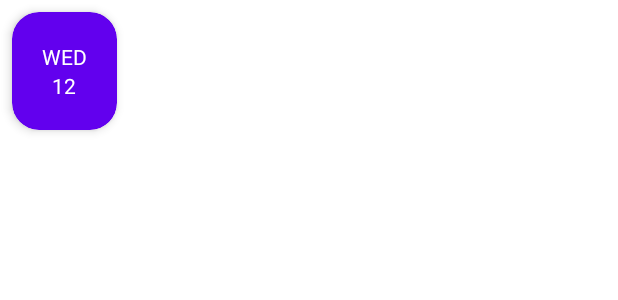
After one commit to sidsharma2002/Picnic, an Android app: the layout item_dates_heading.xml on its own in the app's theme, with its tools: preview values and no code run, on a phone screen of 412 x 824 dp. The commit adds this screen. Shown: the top 300 px of the screen. Run offline under Robolectric (Android 15) with nearby library versions, the phone set to English and light mode, and no system bars.

Commit message:
calendar date view working

```diff
--- a/app/src/main/java/com/example/picnic/screens/home/views/HomeScreenViewMvcImpl.java
+++ b/app/src/main/java/com/example/picnic/screens/home/views/HomeScreenViewMvcImpl.java
@@ -51,7 +51,7 @@ public class HomeScreenViewMvcImpl extends BaseObservable<HomeScreenViewMvc.List
 
     @Override
     public void onFetchingPhotos() {
-        loader.setVisibility(View.VISIBLE);
+        //loader.setVisibility(View.VISIBLE);
     }
 
     @Override
--- a/app/src/main/java/com/example/picnic/screens/main/MainActivity.java
+++ b/app/src/main/java/com/example/picnic/screens/main/MainActivity.java
@@ -20,7 +20,5 @@ public class MainActivity extends AppCompatActivity {
                     .replace(R.id.main_frag_container, new HomeFragment())
                     .commit();
         }
-
-        getWindow().setNavigationBarColor(getResources().getColor(R.color.black));
     }
 }
--- /dev/null
+++ b/app/src/main/res/layout/item_dates_heading.xml
@@ -0,0 +1,44 @@
+<?xml version="1.0" encoding="utf-8"?>
+<com.google.android.material.card.MaterialCardView xmlns:android="http://schemas.android.com/apk/res/android"
+    xmlns:app="http://schemas.android.com/apk/res-auto"
+    android:id="@+id/cv_dates_heading"
+    android:layout_width="wrap_content"
+    android:layout_height="wrap_content"
+    android:layout_margin="8dp"
+    android:clickable="true"
+    android:focusable="true"
+    app:cardBackgroundColor="?attr/colorPrimary"
+    app:cardCornerRadius="18dp"
+    app:cardElevation="4dp">
+
+    <LinearLayout
+        android:layout_width="wrap_content"
+        android:layout_height="wrap_content"
+        android:orientation="vertical"
+        android:padding="20dp">
+
+        <TextView
+            android:id="@+id/tv_day"
+            android:layout_width="wrap_content"
+            android:layout_height="wrap_content"
+            android:layout_gravity="center"
+            android:text="WED"
+            android:textColor="?attr/colorOnPrimary" />
+
+        <TextView
+            android:id="@+id/tv_date"
+            android:layout_width="wrap_content"
+            android:layout_height="wrap_content"
+            android:layout_gravity="center"
+            android:text="12"
+            android:textColor="?attr/colorOnPrimary" />
+
+        <View
+            android:id="@+id/ninja"
+            android:layout_width="100dp"
+            android:layout_height="0dp"
+            android:visibility="gone" />
+
+    </LinearLayout>
+
+</com.google.android.material.card.MaterialCardView>
--- a/app/src/main/res/values-night/themes.xml
+++ b/app/src/main/res/values-v27/themes.xml
@@ -1,16 +1,25 @@
-<resources xmlns:tools="http://schemas.android.com/tools">
-    <!-- Base application theme. -->
-    <style name="Theme.Picnic" parent="Theme.MaterialComponents.DayNight.DarkActionBar">
+<?xml version="1.0" encoding="utf-8"?>
+<resources>
+
+    <style name="Theme.Picnic" parent="Theme.MaterialComponents.DayNight.NoActionBar">
         <!-- Primary brand color. -->
-        <item name="colorPrimary">@color/purple_200</item>
+        <item name="colorPrimary">@color/purple_500</item>
         <item name="colorPrimaryVariant">@color/purple_700</item>
-        <item name="colorOnPrimary">@color/black</item>
+        <item name="colorOnPrimary">@color/white</item>
         <!-- Secondary brand color. -->
         <item name="colorSecondary">@color/teal_200</item>
-        <item name="colorSecondaryVariant">@color/teal_200</item>
+        <item name="colorSecondaryVariant">@color/teal_700</item>
         <item name="colorOnSecondary">@color/black</item>
-        <!-- Status bar color. -->
-        <item name="android:statusBarColor">?attr/colorPrimaryVariant</item>
+
         <!-- Customize your theme here. -->
+
+        <!-- set light themed system bars i.e dark icon on white bg -->
+
+        <item name="android:statusBarColor">?attr/colorOnPrimary</item>
+        <item name="android:windowLightStatusBar">true</item>
+
+        <item name="android:windowLightNavigationBar">true</item>
+        <item name="android:navigationBarColor">@android:color/white</item>
+
     </style>
 </resources>
```
Also changed, not shown: app/src/main/java/com/example/picnic/screens/home/controllers/HomeFragmentController.java (+10 -10 lines), app/src/main/java/com/example/picnic/screens/home/views/calendar/DateHeadingAdapter.java (added, +79 -0 lines), app/src/main/java/com/example/picnic/screens/home/views/calendar/DateHeadingsView.java (added, +45 -0 lines), app/src/main/res/layout/fragment_home.xml (+8 -1 lines).
